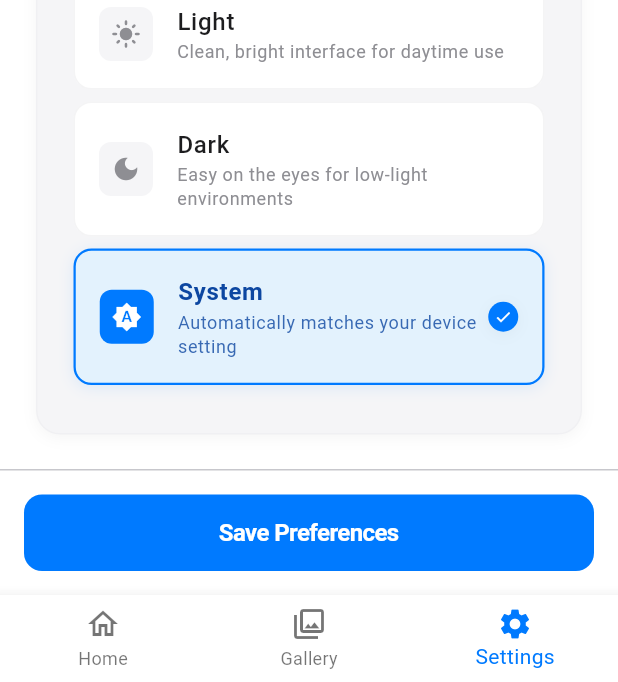
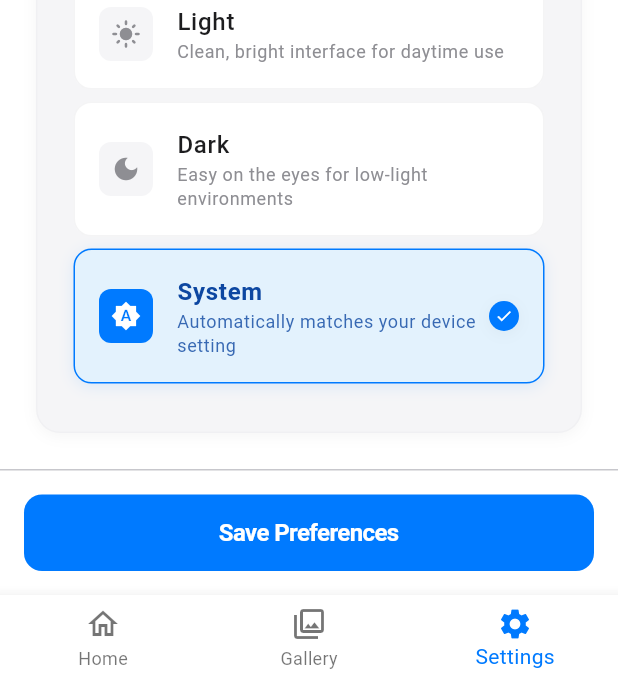
Before and after one commit to misterfourtytwo/filler, a Flutter app: the screen it shows after launch, item 3 of the bottom bar chosen, scrolled down 378 dp, on a phone screen of 412 x 824 dp. Shown: the part 554-1236 px from the top of the screen. Run offline on Flutter 3.47's test engine with Material 3 defaults, Android fonts, the phone set to English and light mode, and no system bars; our stand-ins replace drift, file_picker, flutter_bloc, freezed_annotation, logger; missing offline and left inert: dart:html; accounts and stored records are empty; generated files the repository leaves out were written again; Roboto replaces fonts that are missing (SF Pro Display).

```diff
--- a/lib/data/database.dart
+++ b/lib/data/database.dart
@@ -91,9 +91,7 @@ class AppDatabase extends _$AppDatabase {
 
   /// Gets the singleton database instance.
   static AppDatabase get instance {
-    if (_instance == null) {
-      _instance = AppDatabase._();
-    }
+    _instance ??= AppDatabase._();
     return _instance!;
   }
 
--- a/lib/features/canvas/presentation/widgets/canvas_grid.dart
+++ b/lib/features/canvas/presentation/widgets/canvas_grid.dart
@@ -121,20 +121,17 @@ class _CanvasGridState extends State<CanvasGrid> {
         borderRadius: BorderRadius.circular(DesignSystem.radiusXl),
         border: Border.all(
           color: Theme.of(context).colorScheme.outline.withValues(alpha: 0.1),
-          width: DesignSystem.strokeThin,
         ),
         boxShadow: [
           BoxShadow(
             color: Colors.black.withValues(alpha: 0.08),
             blurRadius: 24,
             offset: const Offset(0, 8),
-            spreadRadius: 0,
           ),
           BoxShadow(
             color: Colors.black.withValues(alpha: 0.04),
             blurRadius: 8,
             offset: const Offset(0, 2),
-            spreadRadius: 0,
           ),
         ],
       ),
--- a/lib/features/gallery/presentation/widgets/mini_canvas.dart
+++ b/lib/features/gallery/presentation/widgets/mini_canvas.dart
@@ -46,7 +46,7 @@ class MiniCanvas extends StatelessWidget {
               final pattern = CanvasPatternExtension.fromValue(
                 pixelData.pattern,
               );
-              return Container(
+              return SizedBox(
                 width: pixelSize,
                 height: pixelSize,
                 child: CustomPaint(
--- a/lib/features/prefs/presentation/preferences_page.dart
+++ b/lib/features/prefs/presentation/preferences_page.dart
@@ -52,10 +52,7 @@ class PreferencesPage extends StatelessWidget {
             decoration: BoxDecoration(
               color: Theme.of(context).colorScheme.surface,
               border: Border(
-                top: BorderSide(
-                  color: Theme.of(context).dividerColor,
-                  width: 1,
-                ),
+                top: BorderSide(color: Theme.of(context).dividerColor),
               ),
             ),
             child: SizedBox(
@@ -65,9 +62,7 @@ class PreferencesPage extends StatelessWidget {
                   AppLogger.interaction('Preferences save button pressed');
                   bloc.add(const PreferencesEvent.save());
                 },
-                style: ElevatedButton.styleFrom(
-                  padding: const EdgeInsets.symmetric(vertical: 16.0),
-                ),
+                style: ElevatedButton.styleFrom(),
                 child: const Text(
                   'Save Preferences',
                   style: TextStyle(fontSize: 16.0),
--- a/lib/ui/design_system.dart
+++ b/lib/ui/design_system.dart
@@ -210,14 +210,12 @@ class DesignSystem {
           borderRadius: BorderRadius.circular(radiusMd),
           borderSide: BorderSide(
             color: colorScheme.outline.withValues(alpha: 0.2),
-            width: strokeThin,
           ),
         ),
         enabledBorder: OutlineInputBorder(
           borderRadius: BorderRadius.circular(radiusMd),
           borderSide: BorderSide(
             color: colorScheme.outline.withValues(alpha: 0.2),
-            width: strokeThin,
           ),
         ),
         focusedBorder: OutlineInputBorder(
@@ -238,7 +236,6 @@ class DesignSystem {
         style: ElevatedButton.styleFrom(
           backgroundColor: colorScheme.primary,
           foregroundColor: colorScheme.onPrimary,
-          elevation: 0,
           shadowColor: Colors.transparent,
           padding: const EdgeInsets.symmetric(
             horizontal: spaceLg,
@@ -259,10 +256,7 @@ class DesignSystem {
       outlinedButtonTheme: OutlinedButtonThemeData(
         style: OutlinedButton.styleFrom(
           foregroundColor: colorScheme.primary,
-          side: BorderSide(
-            color: colorScheme.outline.withValues(alpha: 0.3),
-            width: strokeThin,
-          ),
+          side: BorderSide(color: colorScheme.outline.withValues(alpha: 0.3)),
           padding: const EdgeInsets.symmetric(
             horizontal: spaceLg,
             vertical: spaceMd,
@@ -297,16 +291,11 @@ class DesignSystem {
       // Card Theme
       cardTheme: CardThemeData(
         color: colorScheme.surface,
-        elevation: 0,
         shadowColor: Colors.transparent,
         shape: RoundedRectangleBorder(
           borderRadius: BorderRadius.circular(radiusLg),
-          side: BorderSide(
-            color: colorScheme.outline.withValues(alpha: 0.1),
-            width: strokeUltraThin,
-          ),
+          side: BorderSide(color: colorScheme.outline.withValues(alpha: 0.1)),
         ),
-        margin: EdgeInsets.zero,
       ),
 
       // Chip Theme
--- a/lib/ui/uikit/angle_picker.dart
+++ b/lib/ui/uikit/angle_picker.dart
@@ -71,14 +71,10 @@ class _AnglePickerState extends State<AnglePicker> {
       decoration: BoxDecoration(
         color: scheme.surfaceContainerHighest,
         borderRadius: BorderRadius.circular(DesignSystem.radiusLg),
-        border: Border.all(
-          color: scheme.outline.withValues(alpha: 0.1),
-          width: DesignSystem.strokeThin,
-        ),
+        border: Border.all(color: scheme.outline.withValues(alpha: 0.1)),
         boxShadow: DesignSystem.shadowSubtle,
       ),
       child: Column(
-        mainAxisSize: MainAxisSize.min,
         crossAxisAlignment: CrossAxisAlignment.start,
         children: [
           // Premium header
--- a/lib/ui/uikit/pattern_palette.dart
+++ b/lib/ui/uikit/pattern_palette.dart
@@ -108,7 +108,6 @@ class _PatternPaletteState extends State<PatternPalette> {
         crossAxisCount: crossAxisCount,
         crossAxisSpacing: DesignSystem.spaceMd,
         mainAxisSpacing: DesignSystem.spaceMd,
-        childAspectRatio: 1.0,
       ),
       itemCount: widget.patterns.length,
       itemBuilder: (context, index) {
--- a/lib/ui/uikit/pattern_swatch_button.dart
+++ b/lib/ui/uikit/pattern_swatch_button.dart
@@ -76,7 +76,6 @@ class _PatternSwatchButtonState extends State<PatternSwatchButton> {
             color: isSelected
                 ? theme.colorScheme.primary
                 : theme.colorScheme.outline,
-            width: isSelected ? 2.0 : 1.0,
           ),
           boxShadow: _isPressed
               ? [
@@ -93,7 +92,6 @@ class _PatternSwatchButtonState extends State<PatternSwatchButton> {
             size: const Size(24, 24),
             painter: PatternPainter(
               widget.pattern,
-              rotation: 0.0,
               paintColor: theme.colorScheme.onSurface,
             ),
           ),
--- a/lib/ui/uikit/theme_switch_tile.dart
+++ b/lib/ui/uikit/theme_switch_tile.dart
@@ -42,10 +42,7 @@ class ThemeSwitchTile extends StatelessWidget {
       decoration: BoxDecoration(
         color: scheme.surfaceContainerHighest,
         borderRadius: BorderRadius.circular(DesignSystem.radiusLg),
-        border: Border.all(
-          color: scheme.outline.withValues(alpha: 0.1),
-          width: DesignSystem.strokeThin,
-        ),
+        border: Border.all(color: scheme.outline.withValues(alpha: 0.1)),
         boxShadow: DesignSystem.shadowSubtle,
       ),
       child: Column(
@@ -116,9 +113,6 @@ class ThemeSwitchTile extends StatelessWidget {
               color: isSelected
                   ? scheme.primary
                   : scheme.outline.withValues(alpha: 0.2),
-              width: isSelected
-                  ? DesignSystem.strokeMedium
-                  : DesignSystem.strokeThin,
             ),
             boxShadow: isSelected
                 ? [
```
Also changed, not shown: lib/core/logging.dart (+65 -0 lines), lib/features/canvas/presentation/views/canvas_ready_view.dart (+1 -6 lines), lib/features/gallery/presentation/canvas_detail_page.dart (+12 -11 lines), lib/features/gallery/presentation/gallery_bloc.dart (+18 -29 lines), 6 other files.
